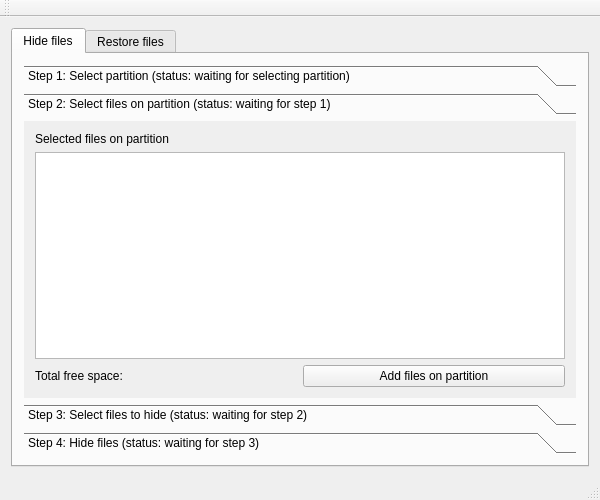
Qt form gui/HideMeFatty/mainwindow.ui (stryku/HideMeFatty) before a commit.
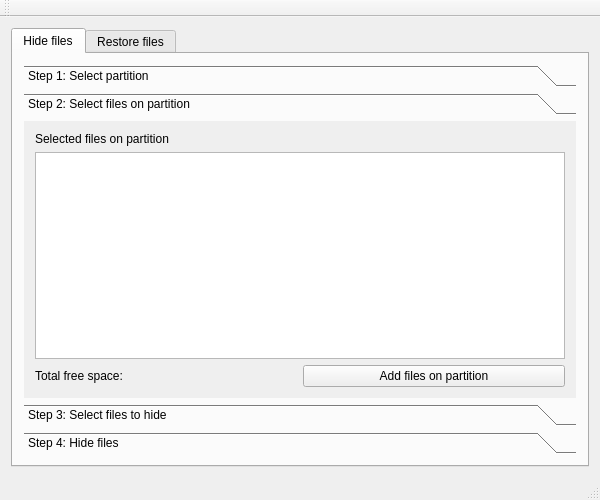
The same form after that commit. The open tabs and pages were chosen to show the change.

Patch:
```diff
--- a/gui/HideMeFatty/mainwindow.ui
+++ b/gui/HideMeFatty/mainwindow.ui
@@ -61,7 +61,7 @@
             </rect>
            </property>
            <attribute name="label">
-            <string>Step 1: Select partition (status: waiting for selecting partition)</string>
+            <string>Step 1: Select partition</string>
            </attribute>
            <widget class="QSplitter" name="splitter">
             <property name="geometry">
@@ -99,7 +99,7 @@
             </rect>
            </property>
            <attribute name="label">
-            <string>Step 2: Select files on partition (status: waiting for step 1)</string>
+            <string>Step 2: Select files on partition</string>
            </attribute>
            <layout class="QGridLayout" name="gridLayout_5">
             <item row="2" column="0">
@@ -142,7 +142,7 @@
             </rect>
            </property>
            <attribute name="label">
-            <string>Step 3: Select files to hide (status: waiting for step 2)</string>
+            <string>Step 3: Select files to hide</string>
            </attribute>
            <layout class="QGridLayout" name="gridLayout">
             <item row="0" column="0">
@@ -185,7 +185,7 @@
             </rect>
            </property>
            <attribute name="label">
-            <string>Step 4: Hide files (status: waiting for step 3)</string>
+            <string>Step 4: Hide files</string>
            </attribute>
            <layout class="QVBoxLayout" name="verticalLayout_2">
             <item>
```
Left out of the diff: 22 changed lines with no effect on the pictures.
